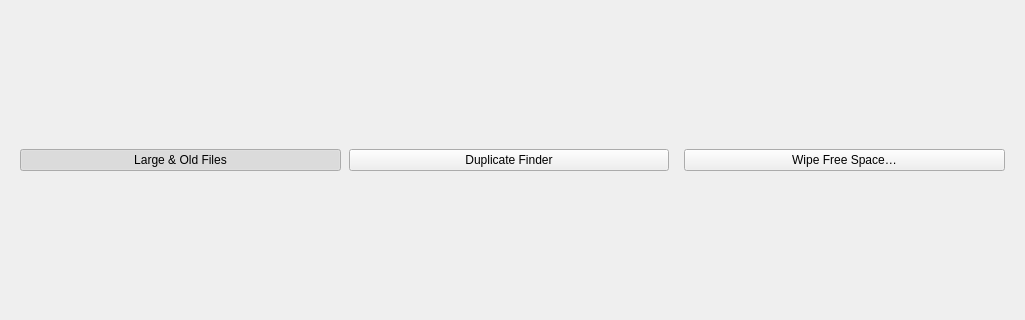
The window that shared/nexis/Pages/DiskTools/disk_tools_page.ui (s4solutionsllc/Nexis) describes before a commit, drawn with Qt 5; both pictures show x 0 to 1025 and y 204 to 524 of the 1025 by 736 pixel window.
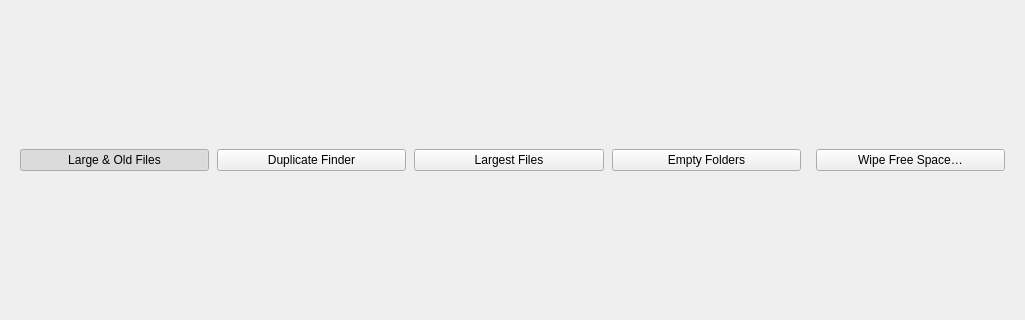
The same window after the commit. The open tabs and pages were chosen to show the change.

Commit message:
feat(disk-tools): Largest Files and Empty Folders modes (SSO-25782)
Wires DuplicateFinderService::scanLargest() and scanEmptyFolders()
(FW-08 / SSO-3736) into two new Disk Tools modes. Results are listed
unchecked, honor cleaner exclusions and trash through the service.

Also fixes Large & Old Files: it ignored the exclusion list at scan and
trash time, and a cancelled scan left the Scan/Cancel buttons stuck.

All four modes now share one scan-location list, and starting a service
scan while another is running reports why instead of doing nothing.

```diff
--- a/shared/nexis/Pages/DiskTools/disk_tools_page.ui
+++ b/shared/nexis/Pages/DiskTools/disk_tools_page.ui
@@ -94,6 +94,18 @@
         <property name="checkable"><bool>true</bool></property>
        </widget>
       </item>
+      <item>
+       <widget class="QPushButton" name="btnModeLargest">
+        <property name="text"><string>Largest Files</string></property>
+        <property name="checkable"><bool>true</bool></property>
+       </widget>
+      </item>
+      <item>
+       <widget class="QPushButton" name="btnModeEmptyFolders">
+        <property name="text"><string>Empty Folders</string></property>
+        <property name="checkable"><bool>true</bool></property>
+       </widget>
+      </item>
       <item>
        <spacer name="modeBarSpacer">
         <property name="orientation"><enum>Qt::Horizontal</enum></property>
```
Left out of the diff: 2 changed lines with no effect on the pictures. The commit also changes 8 other files.
